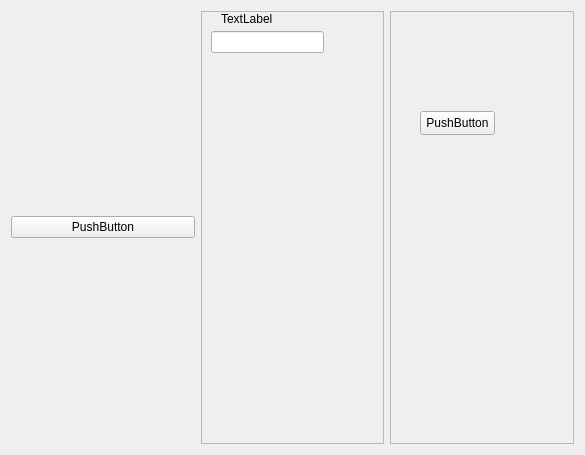
Old version of the form transfer/ui/teset.ui in the repository AlienationX/desktop-app-transfer.
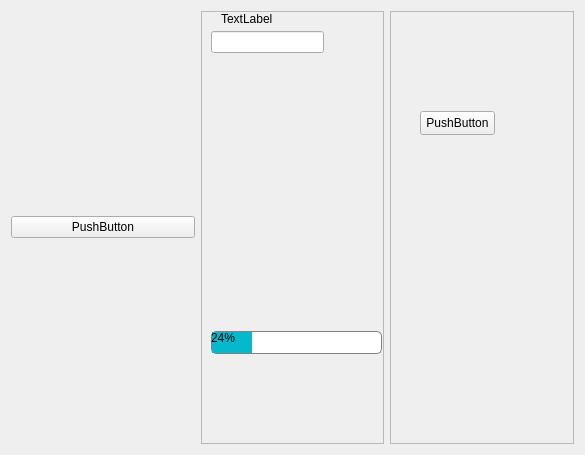
New version of the form. Icons and pictures are not drawn.

```diff
--- a/transfer/ui/teset.ui
+++ b/transfer/ui/teset.ui
@@ -56,6 +56,30 @@
        <string>TextLabel</string>
       </property>
      </widget>
+     <widget class="QProgressBar" name="progressBar">
+      <property name="geometry">
+       <rect>
+        <x>10</x>
+        <y>320</y>
+        <width>171</width>
+        <height>23</height>
+       </rect>
+      </property>
+      <property name="styleSheet">
+       <string notr="true">QProgressBar {
+    border: 1px solid grey;
+    border-radius: 5px;
+}
+
+QProgressBar::chunk {
+    background-color: #05B8CC;
+    width: 20px;
+}</string>
+      </property>
+      <property name="value">
+       <number>24</number>
+      </property>
+     </widget>
     </widget>
    </item>
    <item>
```
